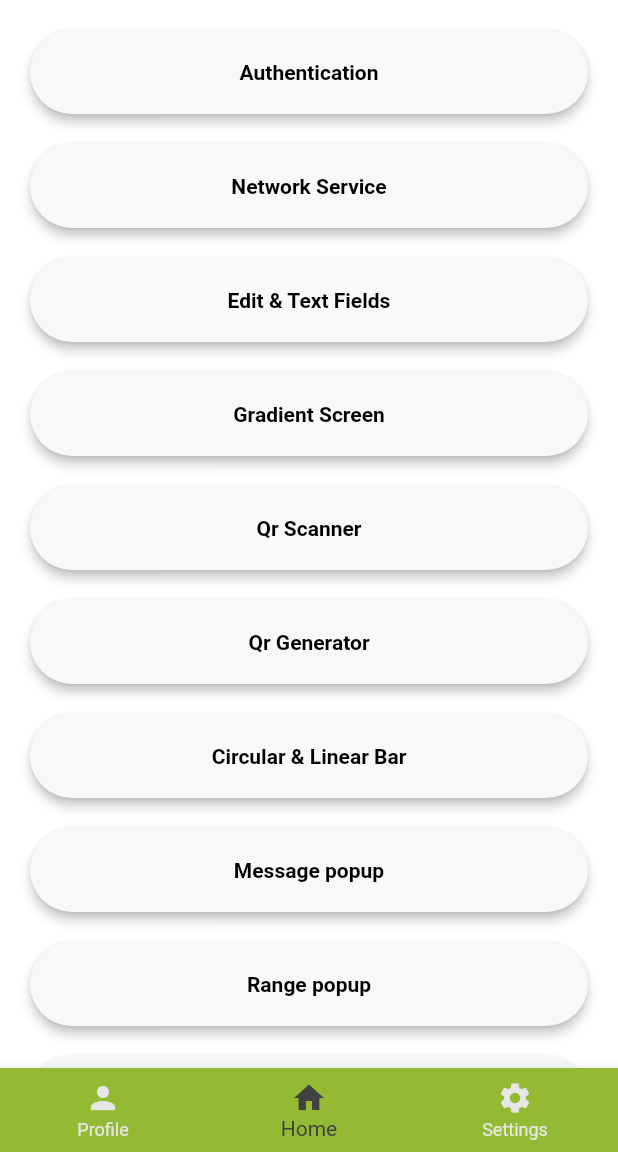
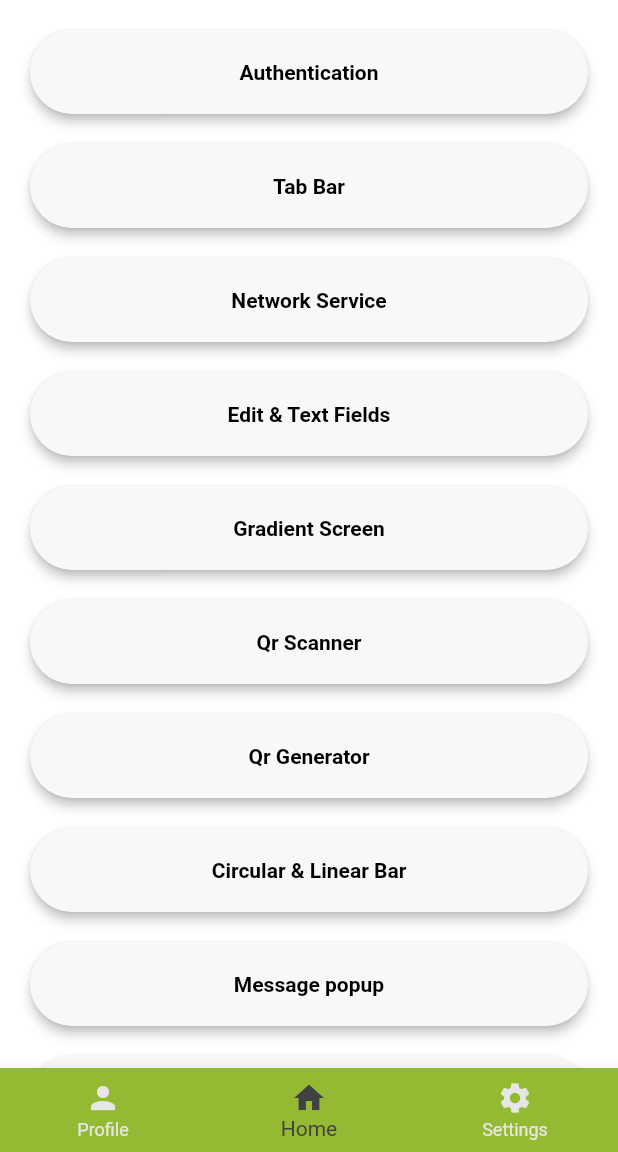
Before and after one commit to Apra-Labs/flutter-apra, a Flutter app: the screen it shows after launch, on a phone screen of 412 x 824 dp, the part 84-1236 px from its top. Run offline on Flutter 3.47's test engine with Material 2 defaults, Android fonts, the phone set to English and light mode, and no system bars; our stand-ins replace country_code_picker, dio, flutter_riverpod, google_maps_flutter, in_app_purchase, percent_indicator and 2 more; missing offline and left inert: encrypt, qr_code_scanner.

```diff
--- a/lib/app_routing.dart
+++ b/lib/app_routing.dart
@@ -7,6 +7,7 @@ import 'package:flutter_apra/pages/home/generate_qr.dart';
 import 'package:flutter_apra/pages/home/gradient_page.dart';
 import 'package:flutter_apra/pages/home/network_page.dart';
 import 'package:flutter_apra/pages/home/scan_qr.dart';
+import 'package:flutter_apra/pages/home/tab_bar_page.dart';
 import 'package:flutter_apra/pages/root.dart';
 import 'package:flutter_apra/splash_screen.dart';
 import 'package:flutter_apra/theme.dart';
@@ -29,6 +30,7 @@ class AppRouting extends StatelessWidget {
         AppRoutes.RootPage: (context) => RootPage(),
         AppRoutes.AuthPage: (context) => AuthPage(),
         AppRoutes.NetworkPage: (context) => NetworkPage(),
+        AppRoutes.TabBarPage: (context) => TabBarPage(),
         AppRoutes.EditTextField: (context) => EditTextField(),
         AppRoutes.GradientPage: (context) => GradientPage(),
         AppRoutes.ScanQr: (context) => ScanQr(),
--- a/lib/constants.dart
+++ b/lib/constants.dart
@@ -23,6 +23,7 @@ class AppRoutes {
   static const String SplashScreen = "/";
   static const String RootPage = "/root";
   static const String AuthPage = "/root/auth";
+  static const String TabBarPage = "/root/tab_bar";
   static const String NetworkPage = "/root/network";
   static const String EditTextField = "/root/edit_text";
   static const String GradientPage = "/root/gradient";
--- a/lib/containers/application_page.dart
+++ b/lib/containers/application_page.dart
@@ -18,7 +18,7 @@ class ApplicationPage extends StatelessWidget {
   final bool extendBodyBehindAppBar;
   final bool safeArea;
   final double elevation;
-  final bool showNavigationBar;
+  final bool showSideNavigationBar;
 
   ApplicationPage(
       {this.title,
@@ -34,7 +34,7 @@ class ApplicationPage extends StatelessWidget {
       this.extendBodyBehindAppBar = false,
       this.safeArea = false,
       this.elevation = 0,
-      this.showNavigationBar = false,
+      this.showSideNavigationBar = false,
       this.gradient});
 
   @override
@@ -58,7 +58,7 @@ class ApplicationPage extends StatelessWidget {
           : null,
       backgroundColor: backgroundColor,
       extendBodyBehindAppBar: extendBodyBehindAppBar,
-      drawer: showNavigationBar ? NavigationBar() : null,
+      drawer: showSideNavigationBar ? NavigationBar() : null,
       body: Container(
         child: body,
         decoration: BoxDecoration(gradient: gradient),
--- a/lib/pages/home/home.dart
+++ b/lib/pages/home/home.dart
@@ -20,6 +20,14 @@ class Home extends StatelessWidget {
               label: "Authentication",
               onPressed: () {
                 RouteUtils.goToPage(context, AppRoutes.AuthPage);
+              }),
+          SizedBox(
+            height: 20,
+          ),
+          Button(
+              label: "Tab Bar",
+              onPressed: () {
+                RouteUtils.goToPage(context, AppRoutes.TabBarPage);
               }),
           SizedBox(
             height: 20,
--- a/lib/pages/root.dart
+++ b/lib/pages/root.dart
@@ -10,17 +10,17 @@ import 'home/home.dart';
 class RootPage extends StatelessWidget {
   @override
   Widget build(BuildContext context) {
+    return Consumer(builder: (context, watch, _) {
+      final bottomIndex = watch(bottomIndexProvider.state);
       return ApplicationPage(
         title: PageTitles.ApraLabs,
-      showNavigationBar: true,
+        showSideNavigationBar: showSideNavigationBar(bottomIndex),
         centerTitle: true,
         padding: EdgeInsets.zero,
-      body: Consumer(builder: (context, watch, _) {
-        final bottomIndex = watch(bottomIndexProvider.state);
-        return getRootWidget(bottomIndex);
-      }),
+        body: getRootWidget(bottomIndex),
         showBottomNavigationBar: true,
       );
+    });
   }
 
   Widget getRootWidget(int index) {
@@ -37,4 +37,17 @@ class RootPage extends StatelessWidget {
         return Container();
     }
   }
+
+  bool showSideNavigationBar(int index){
+    switch (index) {
+      case 0:
+        return false;
+      case 1:
+        return true;
+      case 2:
+        return false;
+      default:
+        return false;
     }
+  }
+}
--- a/pubspec.yaml
+++ b/pubspec.yaml
@@ -32,6 +32,8 @@ dependencies:
   country_code_picker: ^1.5.0
   url_launcher: ^5.7.10
   in_app_purchase: ^0.3.5+1
+
+  google_maps_flutter:
 
   #state-management
   flutter_riverpod: ^0.12.4
```
Also changed, not shown: lib/pages/home/maps/maps_demo.dart (added, +44 -0 lines), lib/pages/home/tab_bar_page.dart (added, +39 -0 lines), lib/pages/home/maps/location_marker.dart (added), lib/pages/home/maps/location_picker.dart (added), 7 other files. Lines whose indentation alone changed are shown as unchanged.
